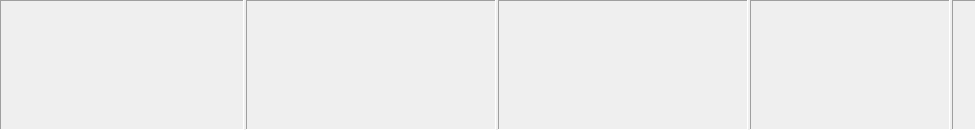
The window that src/status_bar.ui (qmule/qmule) describes before a commit, drawn with Qt 5.
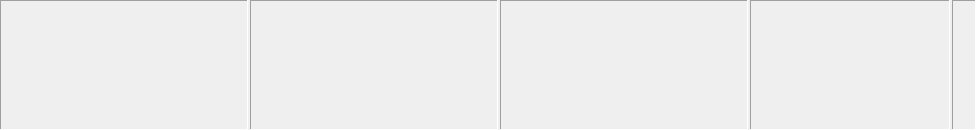
The same window after the commit.

Commit message: Some changes in messages and status bar.

The edit to the form file:
```diff
--- a/src/status_bar.ui
+++ b/src/status_bar.ui
@@ -22,6 +22,12 @@
    </property>
    <item>
     <widget class="QFrame" name="frame">
+     <property name="sizePolicy">
+      <sizepolicy hsizetype="Ignored" vsizetype="Preferred">
+       <horstretch>0</horstretch>
+       <verstretch>0</verstretch>
+      </sizepolicy>
+     </property>
      <property name="frameShape">
       <enum>QFrame::Panel</enum>
      </property>
@@ -46,6 +52,18 @@
       </property>
       <item>
        <widget class="QLabel" name="labelServer">
+        <property name="sizePolicy">
+         <sizepolicy hsizetype="Ignored" vsizetype="Preferred">
+          <horstretch>0</horstretch>
+          <verstretch>0</verstretch>
+         </sizepolicy>
+        </property>
+        <property name="minimumSize">
+         <size>
+          <width>10</width>
+          <height>0</height>
+         </size>
+        </property>
         <property name="text">
          <string/>
         </property>
@@ -58,7 +76,7 @@
     <widget class="QFrame" name="frame_2">
      <property name="minimumSize">
       <size>
-       <width>250</width>
+       <width>10</width>
        <height>0</height>
       </size>
      </property>
@@ -123,7 +141,7 @@
     <widget class="QFrame" name="frame_3">
      <property name="minimumSize">
       <size>
-       <width>250</width>
+       <width>10</width>
        <height>0</height>
       </size>
      </property>
```
Left out of the diff: 2 changed lines with no effect on the pictures. The commit also changes 19 other files.
